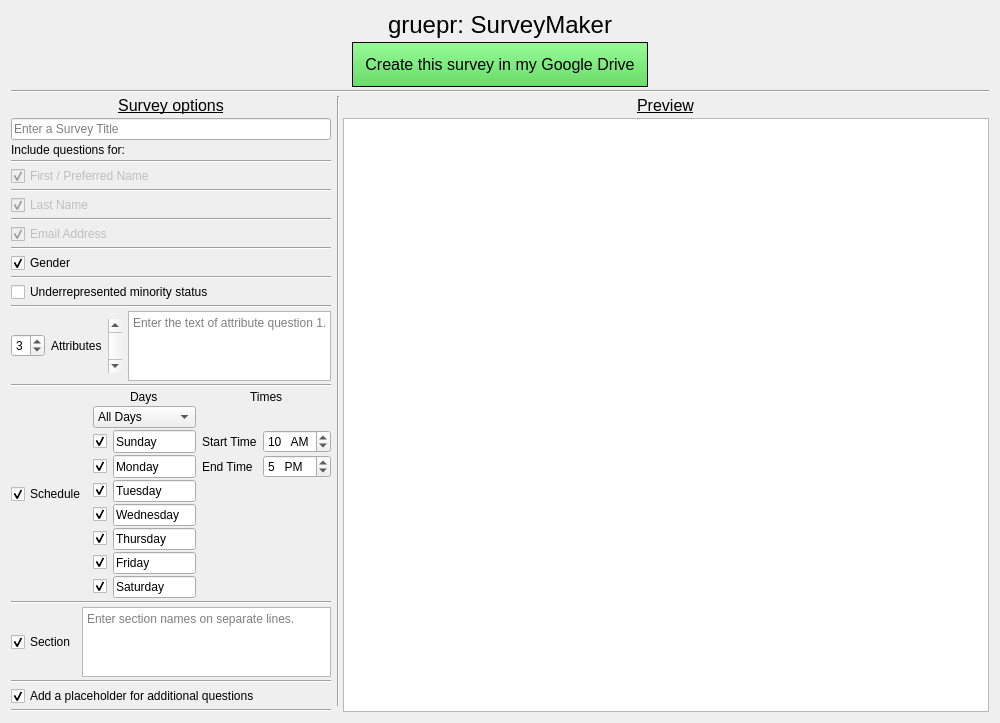
This is SurveyMaker/surveymaker.ui in gruepr/gruepr as Qt 5 draws it before an edit. The edited form follows.
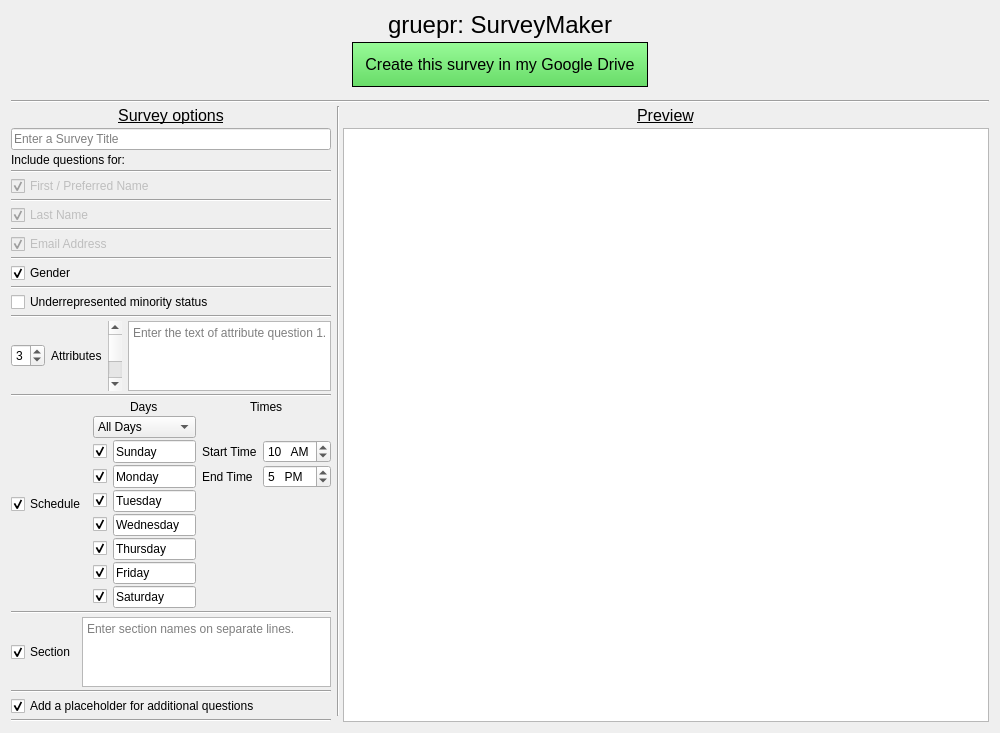
This is the edited form.

Commit message: Tweaks to SurveyMaker ui, alphanumeric sorting of sections in gruepr, tweaked app registration dialog

The edit to the form file:
```diff
--- a/SurveyMaker/surveymaker.ui
+++ b/SurveyMaker/surveymaker.ui
@@ -7,17 +7,65 @@
     <x>0</x>
     <y>0</y>
     <width>1000</width>
-    <height>684</height>
+    <height>697</height>
    </rect>
   </property>
   <property name="windowTitle">
    <string>SurveyMaker</string>
   </property>
   <widget class="QWidget" name="centralWidget">
-   <layout class="QGridLayout" name="gridLayout" columnstretch="1,0,3">
+   <layout class="QGridLayout" name="gridLayout" rowstretch="0,0,0,0,0,0,0,0,0,0,0,0,0,0,0,0,0,0,4,0,0,0,4,0,0,0" columnstretch="1,0,3">
     <property name="verticalSpacing">
      <number>3</number>
     </property>
+    <item row="5" column="0" alignment="Qt::AlignVCenter">
+     <widget class="QLineEdit" name="surveyTitleLineEdit">
+      <property name="sizePolicy">
+       <sizepolicy hsizetype="Expanding" vsizetype="Preferred">
+        <horstretch>1</horstretch>
+        <verstretch>0</verstretch>
+       </sizepolicy>
+      </property>
+      <property name="contextMenuPolicy">
+       <enum>Qt::NoContextMenu</enum>
+      </property>
+      <property name="placeholderText">
+       <string>Enter a Survey Title</string>
+      </property>
+     </widget>
+    </item>
+    <item row="23" column="0">
+     <widget class="Line" name="line_10">
+      <property name="orientation">
+       <enum>Qt::Horizontal</enum>
+      </property>
+     </widget>
+    </item>
+    <item row="0" column="0" colspan="3" alignment="Qt::AlignHCenter|Qt::AlignVCenter">
+     <widget class="QLabel" name="TitleLabel">
+      <property name="font">
+       <font>
+        <pointsize>18</pointsize>
+       </font>
+      </property>
+      <property name="frameShape">
+       <enum>QFrame::NoFrame</enum>
+      </property>
+      <property name="text">
+       <string>gruepr: SurveyMaker</string>
+      </property>
+      <property name="alignment">
+       <set>Qt::AlignCenter</set>
+      </property>
+     </widget>
+    </item>
+    <item row="4" column="1" rowspan="21" colspan="2">
+     <widget class="Line" name="line">
+      <property name="orientation">
+       <enum>Qt::Vertical</enum>
+      </property>
+     </widget>
+    </item>
     <item row="1" column="0" colspan="3" alignment="Qt::AlignHCenter|Qt::AlignVCenter">
      <widget class="QPushButton" name="pushButton">
       <property name="sizePolicy">
@@ -41,23 +89,44 @@
       </property>
      </widget>
     </item>
-    <item row="13" column="0" alignment="Qt::AlignLeft|Qt::AlignVCenter">
-     <widget class="QCheckBox" name="genderCheckBox">
-      <property name="sizePolicy">
-       <sizepolicy hsizetype="Preferred" vsizetype="Preferred">
-        <horstretch>0</horstretch>
-        <verstretch>0</verstretch>
-       </sizepolicy>
+    <item row="4" column="2" alignment="Qt::AlignHCenter|Qt::AlignVCenter">
+     <widget class="QLabel" name="PreviewLabel">
+      <property name="font">
+       <font>
+        <pointsize>12</pointsize>
+        <underline>true</underline>
+       </font>
       </property>
       <property name="text">
-       <string>Gender</string>
+       <string>Preview</string>
       </property>
-      <property name="checked">
-       <bool>true</bool>
+      <property name="alignment">
+       <set>Qt::AlignCenter</set>
       </property>
      </widget>
     </item>
-    <item row="17" column="0">
+    <item row="13" column="0">
+     <widget class="Line" name="line_5">
+      <property name="orientation">
+       <enum>Qt::Horizontal</enum>
+      </property>
+     </widget>
+    </item>
+    <item row="7" column="0">
+     <widget class="Line" name="line_8">
+      <property name="orientation">
+       <enum>Qt::Horizontal</enum>
+      </property>
+     </widget>
+    </item>
+    <item row="19" column="0">
+     <widget class="Line" name="line_2">
+      <property name="orientation">
+       <enum>Qt::Horizontal</enum>
+      </property>
+     </widget>
+    </item>
+    <item row="18" column="0">
      <layout class="QHBoxLayout" name="horizontalLayout" stretch="0,0,0,1">
       <item alignment="Qt::AlignHCenter|Qt::AlignVCenter">
        <widget class="QSpinBox" name="attributeCountSpinBox">
@@ -85,14 +154,23 @@
         </property>
        </widget>
       </item>
-      <item alignment="Qt::AlignHCenter|Qt::AlignVCenter">
+      <item alignment="Qt::AlignHCenter">
        <widget class="QScrollBar" name="attributeScrollBar">
+        <property name="sizePolicy">
+         <sizepolicy hsizetype="Preferred" vsizetype="Expanding">
+          <horstretch>0</horstretch>
+          <verstretch>1</verstretch>
+         </sizepolicy>
+        </property>
         <property name="maximum">
          <number>2</number>
         </property>
         <property name="pageStep">
          <number>1</number>
         </property>
+        <property name="value">
+         <number>0</number>
+        </property>
        </widget>
       </item>
       <item alignment="Qt::AlignVCenter">
@@ -113,7 +191,175 @@
       </item>
      </layout>
     </item>
-    <item row="19" column="0">
+    <item row="4" column="0" alignment="Qt::AlignHCenter|Qt::AlignVCenter">
+     <widget class="QLabel" name="OptionsLabel">
+      <property name="font">
+       <font>
+        <pointsize>12</pointsize>
+        <underline>true</underline>
+       </font>
+      </property>
+      <property name="text">
+       <string>Survey options</string>
+      </property>
+      <property name="alignment">
+       <set>Qt::AlignCenter</set>
+      </property>
+     </widget>
+    </item>
+    <item row="22" column="0">
+     <layout class="QHBoxLayout" name="horizontalLayout_3" stretch="0,1">
+      <item alignment="Qt::AlignLeft|Qt::AlignVCenter">
+       <widget class="QCheckBox" name="sectionCheckBox">
+        <property name="text">
+         <string>Section</string>
+        </property>
+        <property name="checked">
+         <bool>true</bool>
+        </property>
+       </widget>
+      </item>
+      <item alignment="Qt::AlignVCenter">
+       <widget class="QPlainTextEdit" name="sectionNamesTextEdit">
+        <property name="sizePolicy">
+         <sizepolicy hsizetype="Expanding" vsizetype="Expanding">
+          <horstretch>1</horstretch>
+          <verstretch>1</verstretch>
+         </sizepolicy>
+        </property>
+        <property name="contextMenuPolicy">
+         <enum>Qt::NoContextMenu</enum>
+        </property>
+        <property name="placeholderText">
+         <string>Enter section names on separate lines.</string>
+        </property>
+       </widget>
+      </item>
+     </layout>
+    </item>
+    <item row="14" column="0" alignment="Qt::AlignLeft|Qt::AlignVCenter">
+     <widget class="QCheckBox" name="genderCheckBox">
+      <property name="sizePolicy">
+       <sizepolicy hsizetype="Preferred" vsizetype="Preferred">
+        <horstretch>0</horstretch>
+        <verstretch>0</verstretch>
+       </sizepolicy>
+      </property>
+      <property name="text">
+       <string>Gender</string>
+      </property>
+      <property name="checked">
+       <bool>true</bool>
+      </property>
+     </widget>
+    </item>
+    <item row="24" column="0" alignment="Qt::AlignLeft|Qt::AlignVCenter">
+     <widget class="QCheckBox" name="additionalQuestionsCheckBox">
+      <property name="sizePolicy">
+       <sizepolicy hsizetype="Preferred" vsizetype="Preferred">
+        <horstretch>0</horstretch>
+        <verstretch>0</verstretch>
+       </sizepolicy>
+      </property>
+      <property name="text">
+       <string>Add a placeholder for additional questions</string>
+      </property>
+      <property name="checked">
+       <bool>true</bool>
+      </property>
+     </widget>
+    </item>
+    <item row="21" column="0">
+     <widget class="Line" name="line_9">
+      <property name="orientation">
+       <enum>Qt::Horizontal</enum>
+      </property>
+     </widget>
+    </item>
+    <item row="6" column="0" alignment="Qt::AlignLeft|Qt::AlignVCenter">
+     <widget class="QLabel" name="label">
+      <property name="text">
+       <string>Include questions for:</string>
+      </property>
+     </widget>
+    </item>
+    <item row="11" column="0">
+     <widget class="Line" name="line_6">
+      <property name="orientation">
+       <enum>Qt::Horizontal</enum>
+      </property>
+     </widget>
+    </item>
+    <item row="8" column="0" alignment="Qt::AlignLeft|Qt::AlignVCenter">
+     <widget class="QCheckBox" name="firstNameCheckBox">
+      <property name="enabled">
+       <bool>false</bool>
+      </property>
+      <property name="sizePolicy">
+       <sizepolicy hsizetype="Preferred" vsizetype="Preferred">
+        <horstretch>0</horstretch>
+        <verstretch>0</verstretch>
+       </sizepolicy>
+      </property>
+      <property name="toolTip">
+       <string>This question is required.</string>
+      </property>
+      <property name="text">
+       <string>First / Preferred Name</string>
+      </property>
+      <property name="checkable">
+       <bool>true</bool>
+      </property>
+      <property name="checked">
+       <bool>true</bool>
+      </property>
+     </widget>
+    </item>
+    <item row="5" column="2" rowspan="21">
+     <widget class="QTextEdit" name="previewText">
+      <property name="sizePolicy">
+       <sizepolicy hsizetype="Expanding" vsizetype="Expanding">
+        <horstretch>3</horstretch>
+        <verstretch>1</verstretch>
+       </sizepolicy>
+      </property>
+      <property name="font">
+       <font>
+        <family>Oxygen Mono</family>
+        <pointsize>10</pointsize>
+        <weight>50</weight>
+        <italic>false</italic>
+        <bold>false</bold>
+       </font>
+      </property>
+      <property name="contextMenuPolicy">
+       <enum>Qt::NoContextMenu</enum>
+      </property>
+      <property name="acceptDrops">
+       <bool>false</bool>
+      </property>
+      <property name="styleSheet">
+       <string notr="true">font: 10pt &quot;Oxygen Mono&quot;;</string>
+      </property>
+      <property name="inputMethodHints">
+       <set>Qt::ImhNone</set>
+      </property>
+      <property name="undoRedoEnabled">
+       <bool>false</bool>
+      </property>
+      <property name="readOnly">
+       <bool>true</bool>
+      </property>
+     </widget>
+    </item>
+    <item row="25" column="0">
+     <widget class="Line" name="line_11">
+      <property name="orientation">
+       <enum>Qt::Horizontal</enum>
+      </property>
+     </widget>
+    </item>
+    <item row="20" column="0">
      <layout class="QHBoxLayout" name="horizontalLayout_2">
       <item alignment="Qt::AlignLeft|Qt::AlignVCenter">
        <widget class="QCheckBox" name="scheduleCheckBox">
@@ -538,7 +784,7 @@
       </item>
      </layout>
     </item>
-    <item row="15" column="0" alignment="Qt::AlignLeft|Qt::AlignVCenter">
+    <item row="16" column="0" alignment="Qt::AlignLeft|Qt::AlignVCenter">
      <widget class="QCheckBox" name="URMCheckBox">
       <property name="sizePolicy">
        <sizepolicy hsizetype="Preferred" vsizetype="Preferred">
@@ -551,29 +797,7 @@
       </property>
      </widget>
     </item>
-    <item row="11" column="0" alignment="Qt::AlignLeft|Qt::AlignVCenter">
-     <widget class="QCheckBox" name="emailCheckBox">
-      <property name="enabled">
-       <bool>false</bool>
-      </property>
-      <property name="sizePolicy">
-       <sizepolicy hsizetype="Preferred" vsizetype="Preferred">
-        <horstretch>0</horstretch>
-        <verstretch>0</verstretch>
-       </sizepolicy>
-      </property>
-      <property name="toolTip">
-       <string>This question is required.</string>
-      </property>
-      <property name="text">
-       <string>Email Address</string>
-      </property>
-      <property name="checked">
-       <bool>true</bool>
-      </property>
-     </widget>
-    </item>
-    <item row="9" column="0" alignment="Qt::AlignLeft|Qt::AlignVCenter">
+    <item row="10" column="0" alignment="Qt::AlignLeft|Qt::AlignVCenter">
      <widget class="QCheckBox" name="lastNameCheckBox">
       <property name="enabled">
        <bool>false</bool>
@@ -595,270 +819,71 @@
       </property>
      </widget>
     </item>
-    <item row="6" column="0">
-     <widget class="Line" name="line_8">
+    <item row="3" column="0" colspan="3">
+     <widget class="Line" name="line_12">
       <property name="orientation">
        <enum>Qt::Horizontal</enum>
       </property>
      </widget>
     </item>
-    <item row="0" column="0" colspan="3" alignment="Qt::AlignHCenter|Qt::AlignVCenter">
-     <widget class="QLabel" name="TitleLabel">
-      <property name="font">
-       <font>
-        <pointsize>18</pointsize>
-       </font>
-      </property>
-      <property name="frameShape">
-       <enum>QFrame::NoFrame</enum>
-      </property>
-      <property name="text">
-       <string>gruepr: SurveyMaker</string>
-      </property>
-      <property name="alignment">
-       <set>Qt::AlignCenter</set>
-      </property>
-     </widget>
-    </item>
-    <item row="3" column="0" alignment="Qt::AlignHCenter|Qt::AlignVCenter">
-     <widget class="QLabel" name="OptionsLabel">
-      <property name="font">
-       <font>
-        <pointsize>12</pointsize>
-        <underline>true</underline>
-       </font>
-      </property>
-      <property name="text">
-       <string>Survey options</string>
-      </property>
-      <property name="alignment">
-       <set>Qt::AlignCenter</set>
-      </property>
-     </widget>
-    </item>
-    <item row="10" column="0">
-     <widget class="Line" name="line_6">
-      <property name="orientation">
-       <enum>Qt::Horizontal</enum>
-      </property>
-     </widget>
-    </item>
-    <item row="8" column="0">
-     <widget class="Line" name="line_7">
-      <property name="orientation">
-       <enum>Qt::Horizontal</enum>
-      </property>
-     </widget>
-    </item>
-    <item row="21" column="0">
-     <layout class="QHBoxLayout" name="horizontalLayout_3" stretch="0,1">
-      <item alignment="Qt::AlignLeft|Qt::AlignVCenter">
-       <widget class="QCheckBox" name="sectionCheckBox">
-        <property name="text">
-         <string>Section</string>
-        </property>
-        <property name="checked">
-         <bool>true</bool>
-        </property>
-       </widget>
-      </item>
-      <item alignment="Qt::AlignVCenter">
-       <widget class="QPlainTextEdit" name="sectionNamesTextEdit">
-        <property name="sizePolicy">
-         <sizepolicy hsizetype="Expanding" vsizetype="Expanding">
-          <horstretch>1</horstretch>
-          <verstretch>1</verstretch>
-         </sizepolicy>
-        </property>
-        <property name="contextMenuPolicy">
-         <enum>Qt::NoContextMenu</enum>
-        </property>
-        <property name="placeholderText">
-         <string>Enter section names on separate lines.</string>
-        </property>
-       </widget>
-      </item>
-     </layout>
-    </item>
-    <item row="16" column="0">
+    <item row="17" column="0">
      <widget class="Line" name="line_4">
       <property name="orientation">
        <enum>Qt::Horizontal</enum>
       </property>
      </widget>
     </item>
-    <item row="12" column="0">
-     <widget class="Line" name="line_5">
-      <property name="orientation">
-       <enum>Qt::Horizontal</enum>
-      </property>
-     </widget>
-    </item>
-    <item row="23" column="0" alignment="Qt::AlignLeft|Qt::AlignVCenter">
-     <widget class="QCheckBox" name="additionalQuestionsCheckBox">
-      <property name="sizePolicy">
-       <sizepolicy hsizetype="Preferred" vsizetype="Preferred">
-        <horstretch>0</horstretch>
-        <verstretch>0</verstretch>
-       </sizepolicy>
-      </property>
-      <property name="text">
-       <string>Add a placeholder for additional questions</string>
-      </property>
-      <property name="checked">
-       <bool>true</bool>
-      </property>
-     </widget>
-    </item>
-    <item row="18" column="0">
-     <widget class="Line" name="line_2">
-      <property name="orientation">
-       <enum>Qt::Horizontal</enum>
-      </property>
-     </widget>
-    </item>
-    <item row="7" column="0" alignment="Qt::AlignLeft|Qt::AlignVCenter">
-     <widget class="QCheckBox" name="firstNameCheckBox">
-      <property name="enabled">
-       <bool>false</bool>
-      </property>
-      <property name="sizePolicy">
-       <sizepolicy hsizetype="Preferred" vsizetype="Preferred">
-        <horstretch>0</horstretch>
-        <verstretch>0</verstretch>
-       </sizepolicy>
-      </property>
-      <property name="toolTip">
-       <string>This question is required.</string>
-      </property>
-      <property name="text">
-       <string>First / Preferred Name</string>
-      </property>
-      <property name="checkable">
-       <bool>true</bool>
-      </property>
-      <property name="checked">
-       <bool>true</bool>
-      </property>
-     </widget>
-    </item>
-    <item row="4" column="2" rowspan="21">
-     <widget class="QTextEdit" name="previewText">
-      <property name="sizePolicy">
-       <sizepolicy hsizetype="Expanding" vsizetype="Expanding">
-        <horstretch>3</horstretch>
-        <verstretch>1</verstretch>
-       </sizepolicy>
-      </property>
-      <property name="font">
-       <font>
-        <family>Oxygen Mono</family>
-        <pointsize>10</pointsize>
-        <weight>50</weight>
-        <italic>false</italic>
-        <bold>false</bold>
-       </font>
-      </property>
-      <property name="contextMenuPolicy">
-       <enum>Qt::NoContextMenu</enum>
-      </property>
-      <property name="acceptDrops">
-       <bool>false</bool>
-      </property>
-      <property name="styleSheet">
-       <string notr="true">font: 10pt &quot;Oxygen Mono&quot;;</string>
-      </property>
-      <property name="inputMethodHints">
-       <set>Qt::ImhNone</set>
-      </property>
-      <property name="undoRedoEnabled">
-       <bool>false</bool>
-      </property>
-      <property name="readOnly">
-       <bool>true</bool>
-      </property>
-     </widget>
-    </item>
-    <item row="14" column="0">
+    <item row="15" column="0">
      <widget class="Line" name="line_3">
       <property name="orientation">
        <enum>Qt::Horizontal</enum>
       </property>
      </widget>
     </item>
-    <item row="22" column="0">
-     <widget class="Line" name="line_10">
+    <item row="9" column="0">
+     <widget class="Line" name="line_7">
       <property name="orientation">
        <enum>Qt::Horizontal</enum>
       </property>
      </widget>
     </item>
-    <item row="5" column="0" alignment="Qt::AlignLeft|Qt::AlignVCenter">
-     <widget class="QLabel" name="label">
-      <property name="text">
-       <string>Include questions for:</string>
+    <item row="12" column="0" alignment="Qt::AlignLeft|Qt::AlignVCenter">
+     <widget class="QCheckBox" name="emailCheckBox">
+      <property name="enabled">
+       <bool>false</bool>
       </property>
-     </widget>
-    </item>
-    <item row="20" column="0">
-     <widget class="Line" name="line_9">
-      <property name="orientation">
-       <enum>Qt::Horizontal</enum>
-      </property>
-     </widget>
-    </item>
-    <item row="3" column="1" rowspan="21" colspan="2">
-     <widget class="Line" name="line">
-      <property name="orientation">
-       <enum>Qt::Vertical</enum>
-      </property>
-     </widget>
-    </item>
-    <item row="4" column="0" alignment="Qt::AlignVCenter">
-     <widget class="QLineEdit" name="surveyTitleLineEdit">
       <property name="sizePolicy">
-       <sizepolicy hsizetype="Expanding" vsizetype="Preferred">
-        <horstretch>1</horstretch>
+       <sizepolicy hsizetype="Preferred" vsizetype="Preferred">
+        <horstretch>0</horstretch>
         <verstretch>0</verstretch>
        </sizepolicy>
       </property>
-      <property name="contextMenuPolicy">
-       <enum>Qt::NoContextMenu</enum>
-      </property>
-      <property name="placeholderText">
-       <string>Enter a Survey Title</string>
-      </property>
-     </widget>
-    </item>
-    <item row="24" column="0">
-     <widget class="Line" name="line_11">
-      <property name="orientation">
-       <enum>Qt::Horizontal</enum>
-      </property>
-     </widget>
-    </item>
-    <item row="3" column="2" alignment="Qt::AlignHCenter|Qt::AlignVCenter">
-     <widget class="QLabel" name="PreviewLabel">
-      <property name="font">
-       <font>
-        <pointsize>12</pointsize>
-        <underline>true</underline>
-       </font>
+      <property name="toolTip">
+       <string>This question is required.</string>
       </property>
       <property name="text">
-       <string>Preview</string>
+       <string>Email Address</string>
       </property>
-      <property name="alignment">
-       <set>Qt::AlignCenter</set>
+      <property name="checked">
+       <bool>true</bool>
       </property>
      </widget>
     </item>
     <item row="2" column="0" colspan="3">
-     <widget class="Line" name="line_12">
+     <spacer name="verticalSpacer">
       <property name="orientation">
-       <enum>Qt::Horizontal</enum>
+       <enum>Qt::Vertical</enum>
       </property>
-     </widget>
+      <property name="sizeType">
+       <enum>QSizePolicy::Fixed</enum>
+      </property>
+      <property name="sizeHint" stdset="0">
+       <size>
+        <width>20</width>
+        <height>10</height>
+       </size>
+      </property>
+     </spacer>
     </item>
    </layout>
   </widget>
```
The commit also changes 8 other files.
